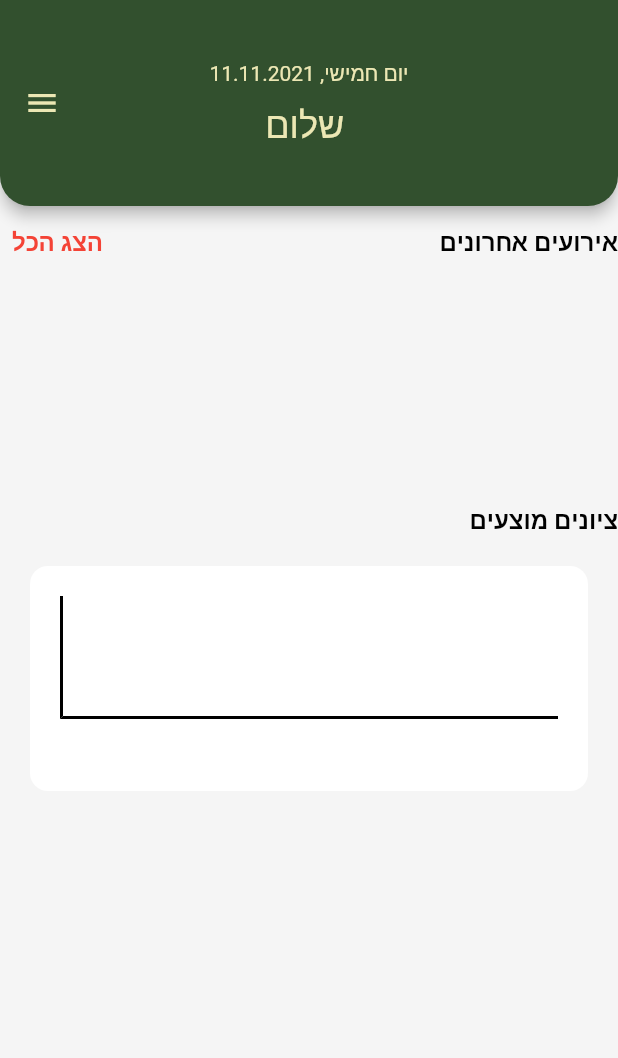
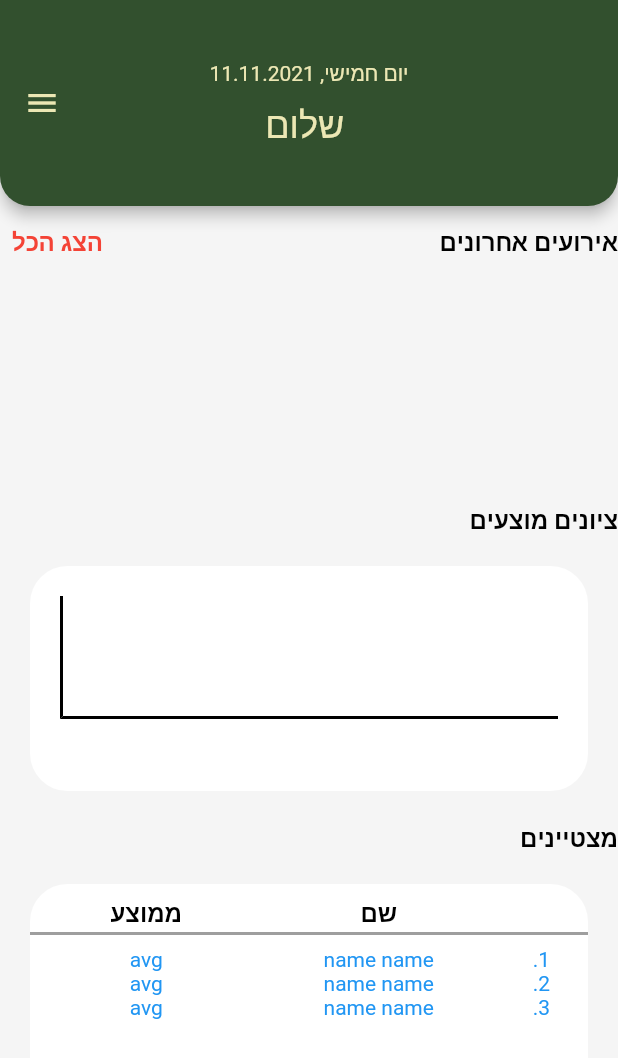
Before and after one commit to shacharmiron/idfitness-lite, a Flutter app: the HomeScreen screen opened by its route, on a phone screen of 412 x 824 dp. Shown: the top 1058 px of the screen. Run offline on Flutter 3.47's test engine with Material 2 defaults, Android fonts, the phone set to English and light mode, and no system bars; drawn by our look-alikes of fl_chart; accounts and stored records are empty; generated files the repository leaves out were written again; network calls fail.

Commit message:
Created leaderBoard with hard coded data

```diff
--- a/client/idfitness_lite/lib/screens/home_screen.dart
+++ b/client/idfitness_lite/lib/screens/home_screen.dart
@@ -5,6 +5,7 @@ import 'package:provider/provider.dart';
 import '../entities/user.dart';
 import '../widgets/last_events.dart';
 import '../widgets/avg_results.dart';
+import '../widgets/leader_board.dart';
 import '../providers/events_provider.dart';
 import '../providers/user_provider.dart';
 
@@ -72,6 +73,7 @@ class _HomeScreenState extends State<HomeScreen> {
           children: [
             LastEvents(),
             AvgResults(),
+            LeaderBoard(),
           ],
         ),
       ),
--- a/client/idfitness_lite/lib/widgets/avg_results.dart
+++ b/client/idfitness_lite/lib/widgets/avg_results.dart
@@ -47,7 +47,7 @@ class _AvgResultsState extends State<AvgResults> {
         height: 150,
         decoration: BoxDecoration(
           color: Colors.white,
-          borderRadius: BorderRadius.circular(12),
+          borderRadius: BorderRadius.circular(25),
         ),
         child: BarChart(
           BarChartData(
--- /dev/null
+++ b/client/idfitness_lite/lib/widgets/leader_board.dart
@@ -0,0 +1,100 @@
+import 'package:flutter/material.dart';
+
+class LeaderBoard extends StatelessWidget {
+  @override
+  Widget build(BuildContext context) {
+    return Column(
+      crossAxisAlignment: CrossAxisAlignment.end,
+      children: [
+        const Text(
+          "מצטיינים",
+          style: TextStyle(
+            color: Colors.black,
+            fontWeight: FontWeight.w600,
+            fontSize: 16,
+          ),
+        ),
+        Container(
+          margin: const EdgeInsets.all(20),
+          height: 150,
+          decoration: BoxDecoration(
+            color: Colors.white,
+            borderRadius: BorderRadius.circular(25),
+          ),
+          child: Table(
+            textDirection: TextDirection.rtl,
+            columnWidths: const {
+              0: FlexColumnWidth(40),
+              1: FlexColumnWidth(100),
+              2: FlexColumnWidth(100),
+            },
+            children: [
+              TableRow(children: [
+                Column(children: const [Text('')]),
+                Column(children: const [
+                  Text(
+                    'שם',
+                    style: TextStyle(
+                      fontSize: 16,
+                      color: Colors.black,
+                      fontWeight: FontWeight.w600,
+                      height: 2,
+                    ),
+                  )
+                ]),
+                Column(children: const [
+                  Text(
+                    'ממוצע',
+                    style: TextStyle(
+                      fontSize: 16,
+                      color: Colors.black,
+                      fontWeight: FontWeight.w600,
+                      height: 2,
+                    ),
+                  )
+                ]),
+              ]),
+              const TableRow(
+                  decoration: BoxDecoration(
+                    border: Border(
+                      top: BorderSide(
+                        color: Colors.grey,
+                        style: BorderStyle.solid,
+                        width: 2,
+                      ),
+                    ),
+                  ),
+                  children: [
+                    Padding(padding: EdgeInsets.all(5)),
+                    Padding(padding: EdgeInsets.all(5)),
+                    Padding(padding: EdgeInsets.all(5)),
+                  ]),
+              ...buildTableRows(),
+            ],
+          ),
+        ),
+      ],
+    );
+  }
+
+  List<TableRow> buildTableRows() {
+    List<TableRow> rows = [
+      TableRow(children: [
+        Column(children: [Text('.1')]),
+        Column(children: [Text('name name')]),
+        Column(children: [Text('avg')]),
+      ]),
+      TableRow(children: [
+        Column(children: [Text('.2')]),
+        Column(children: [Text('name name')]),
+        Column(children: [Text('avg')]),
+      ]),
+      TableRow(children: [
+        Column(children: [Text('.3')]),
+        Column(children: [Text('name name')]),
+        Column(children: [Text('avg')]),
+      ]),
+    ];
+    return rows;
+  }
+}
```
